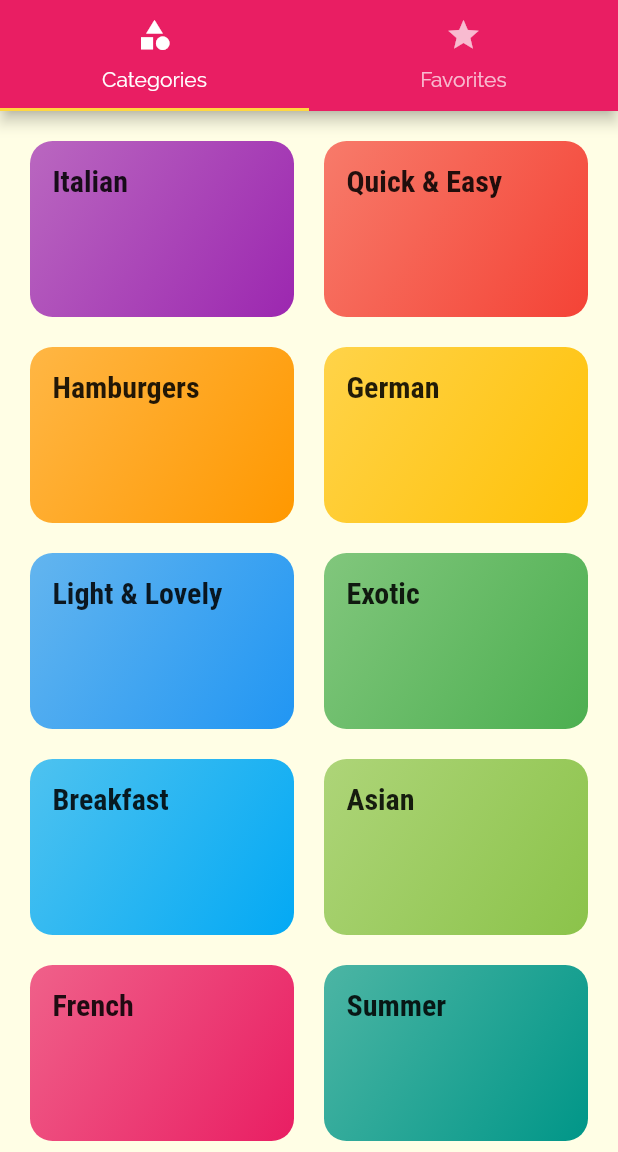
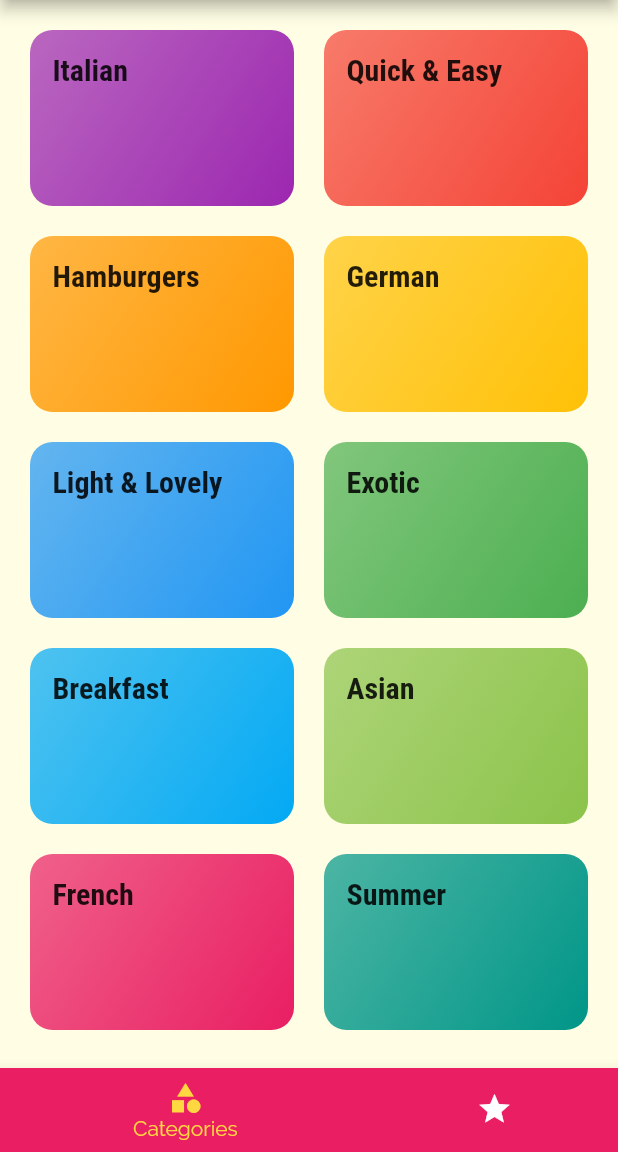
Before and after one commit to joneldominic/uc_meals_app, a Flutter app: the screen it shows after launch, on a phone screen of 412 x 824 dp, the part 84-1236 px from its top. Run offline on Flutter 3.47's test engine with Material 2 defaults, Android fonts, the phone set to English and light mode, and no system bars.

```diff
--- a/lib/screens/tabs_screen.dart
+++ b/lib/screens/tabs_screen.dart
@@ -10,31 +10,45 @@ class TabsScreen extends StatefulWidget {
 }
 
 class _TabsScreenState extends State<TabsScreen> {
+  final List<Widget> _pages = [
+    CategoriesScreen(),
+    FavoritesScreen(),
+  ];
+
+  int _selectedPageIndex = 0;
+
+  void _selectPage(int index) {
+    setState(() {
+      _selectedPageIndex = index;
+    });
+  }
+
   @override
   Widget build(BuildContext context) {
-    return DefaultTabController(
-      initialIndex: 0,
-      length: 2,
-      child: Scaffold(
+    return Scaffold(
       appBar: AppBar(
         title: Text('Meals'),
-          bottom: TabBar(
-            tabs: <Widget>[
-              Tab(
+      ),
+      body: _pages[_selectedPageIndex],
+      bottomNavigationBar: BottomNavigationBar(
+        onTap: _selectPage,
+        backgroundColor: Theme.of(context).primaryColor,
+        selectedItemColor: Theme.of(context).accentColor,
+        unselectedItemColor: Colors.white,
+        currentIndex: _selectedPageIndex,
+        type: BottomNavigationBarType.shifting,
+        items: [
+          BottomNavigationBarItem(
+            backgroundColor: Theme.of(context).primaryColor,
             icon: Icon(Icons.category),
-                text: 'Categories',
+            title: Text('Categories'),
           ),
-              Tab(
+          BottomNavigationBarItem(
+            backgroundColor: Theme.of(context).primaryColor,
             icon: Icon(Icons.star),
-                text: 'Favorites',
+            title: Text('Favorites'),
           )
         ],
-          ),
-        ),
-        body: TabBarView(children: <Widget>[
-          CategoriesScreen(),
-          FavoritesScreen(),
-        ],),
       ),
     );
   }
```
Lines whose indentation alone changed are shown as unchanged.
